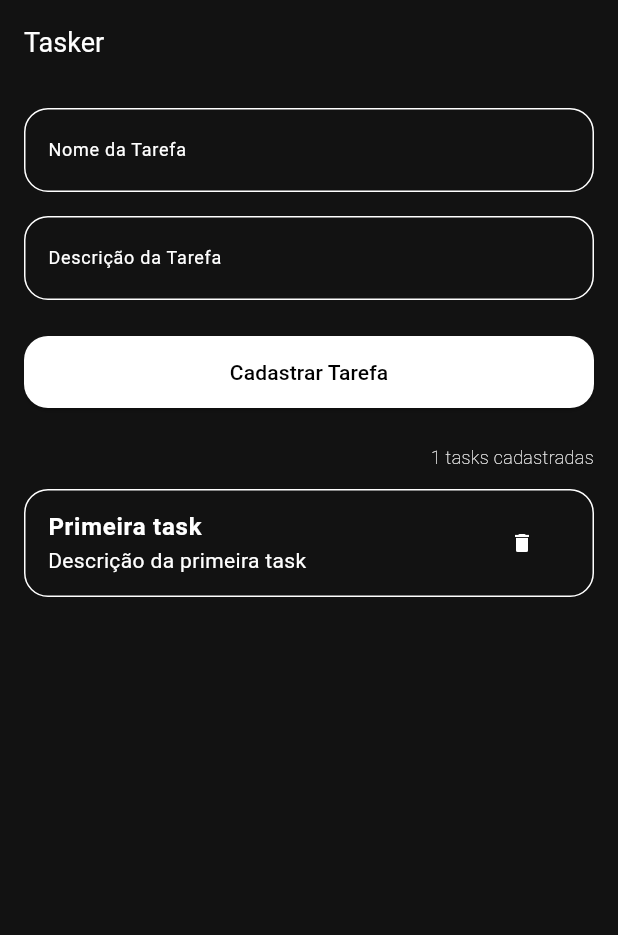
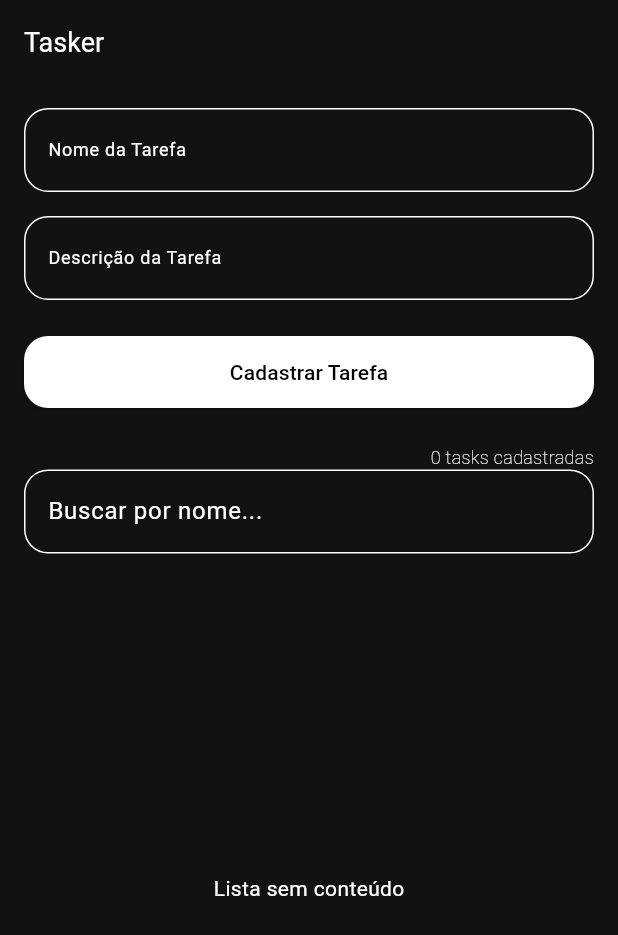
Before and after one commit to DamasoMagno/tasker_flutter, a Flutter app: the screen it shows after launch, on a phone screen of 412 x 824 dp. Shown: the top 935 px of the screen. Run offline on Flutter 3.47's test engine with Material 3 defaults, Android fonts, the phone set to English and light mode, and no system bars.

Commit message:
feat: search task added

```diff
--- a/lib/main.dart
+++ b/lib/main.dart
@@ -41,6 +41,7 @@ class _MyHomePageState extends State<MyHomePage> {
   List<Task> tasks = [
     Task(name: "Primeira task", description: "Descrição da primeira task")
   ];
+  List<Task> filteredTasks = [];
 
   void handleCreateNewTask() {
     if (name.text.isEmpty || description.text.isEmpty) {
@@ -67,6 +68,7 @@ class _MyHomePageState extends State<MyHomePage> {
     setState(() {
       Task newTask = Task(name: name.text, description: description.text);
       tasks.add(newTask);
+      filteredTasks = tasks;
 
       name.clear();
       description.clear();
@@ -102,6 +104,7 @@ class _MyHomePageState extends State<MyHomePage> {
   void deleteTask(int taskPosition) {
     setState(() {
       tasks.removeAt(taskPosition);
+      filteredTasks = tasks;
     });
   }
 
@@ -143,9 +146,8 @@ class _MyHomePageState extends State<MyHomePage> {
               child: ElevatedButton(
                 onPressed: handleCreateNewTask,
                 style: ButtonStyle(
-                    minimumSize: WidgetStateProperty.all(
-                      Size(double.infinity, 48)
-                    ),
+                    minimumSize:
+                        WidgetStateProperty.all(Size(double.infinity, 48)),
                     backgroundColor: WidgetStateProperty.all(Colors.white),
                     shape: WidgetStateProperty.all(RoundedRectangleBorder(
                         borderRadius: BorderRadius.circular(16)))),
@@ -159,15 +161,31 @@ class _MyHomePageState extends State<MyHomePage> {
             Align(
                 alignment: Alignment.topRight,
                 child: Text(
-                  "${tasks.length} tasks cadastradas",
+                  "${filteredTasks.length} tasks cadastradas",
                   textAlign: TextAlign.right,
-                  style: TextStyle(
-                    fontSize: 12,
-                    fontWeight: FontWeight.w100
-                  ),
+                  style: TextStyle(fontSize: 12, fontWeight: FontWeight.w100),
                 )),
+            TextField(
+              controller: null,
+              onChanged: (value) {
+                setState(() {
+                  if(value.isNotEmpty){
+                    filteredTasks = tasks.where((task) => task.name.startsWith(value)).toList();
+                  } else {
+                    filteredTasks = tasks;
+                  }
+                });
+              },
+              decoration: const InputDecoration(
+                hintText: 'Buscar por nome...',
+                labelStyle: TextStyle(fontSize: 12),
+                border: OutlineInputBorder(
+                  borderRadius: BorderRadius.all(Radius.circular(16)),
+                ),
+              ),
+            ),
             const SizedBox(height: 8),
-            Expanded(child: TasksList(tasks: tasks, onDelete: handleDeleteTask))
+            Expanded(child: TasksList(tasks: filteredTasks, onDelete: handleDeleteTask))
           ],
         ),
       ),
```
